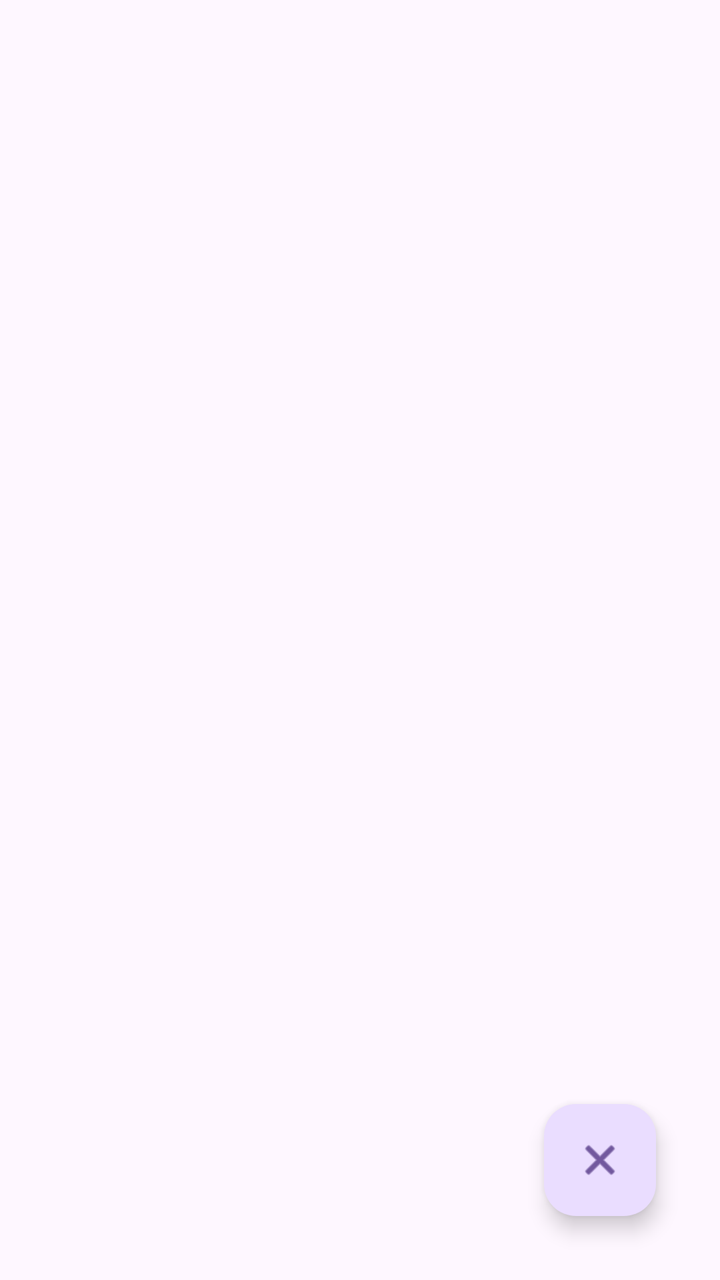
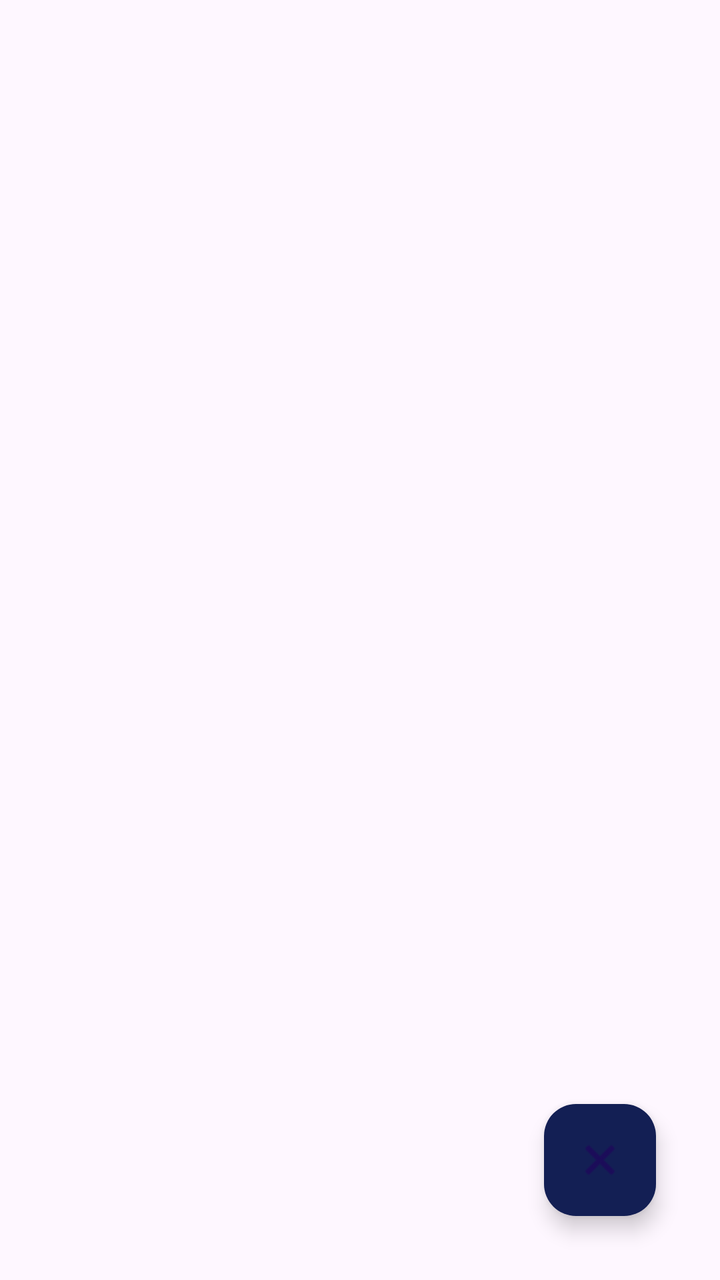

Two renders of the same Android screen: before a commit and after it. Below are the layout's source before the change and the commit's diff.
<!-- AndroidManifest.xml: application theme Theme.Aula05 -->
<!-- res/layout/activity_tarefa_lista.xml -->
<?xml version="1.0" encoding="utf-8"?>
<androidx.constraintlayout.widget.ConstraintLayout xmlns:android="http://schemas.android.com/apk/res/android"
    xmlns:app="http://schemas.android.com/apk/res-auto"
    xmlns:tools="http://schemas.android.com/tools"
    android:id="@+id/main"
    android:layout_width="match_parent"
    android:layout_height="match_parent"
    tools:context=".view.TarefaListaActivity">

    <androidx.recyclerview.widget.RecyclerView
        android:id="@+id/rv_tarefas"
        android:layout_width="409dp"
        android:layout_height="729dp"
        app:layout_constraintBottom_toBottomOf="parent"
        app:layout_constraintEnd_toEndOf="parent"
        app:layout_constraintStart_toStartOf="parent"
        app:layout_constraintTop_toTopOf="parent" />

    <com.google.android.material.floatingactionbutton.FloatingActionButton
        android:id="@+id/fab_voltar_menu_tarefa"
        android:layout_width="wrap_content"
        android:layout_height="wrap_content"
        android:layout_marginEnd="32dp"
        android:layout_marginBottom="32dp"
        android:clickable="true"
        android:contentDescription="Voltar para o menu tarefa"
        app:layout_constraintBottom_toBottomOf="parent"
        app:layout_constraintEnd_toEndOf="parent"
        app:srcCompat="@android:drawable/ic_menu_close_clear_cancel" />
</androidx.constraintlayout.widget.ConstraintLayout>
<!-- resources referenced by this layout -->
<resources>
  <style name="Theme.Aula05" parent="Base.Theme.Aula05" />
  <style name="Base.Theme.Aula05" parent="Theme.Material3.DayNight.NoActionBar">
          
          
      </style>
</resources>

<!-- the commit's change to res/layout/activity_tarefa_lista.xml (unified diff, before → after) -->
@@ -24,6 +24,7 @@
         android:layout_marginBottom="32dp"
         android:clickable="true"
         android:contentDescription="Voltar para o menu tarefa"
+        app:backgroundTint="#131F54"
         app:layout_constraintBottom_toBottomOf="parent"
         app:layout_constraintEnd_toEndOf="parent"
         app:srcCompat="@android:drawable/ic_menu_close_clear_cancel" />
